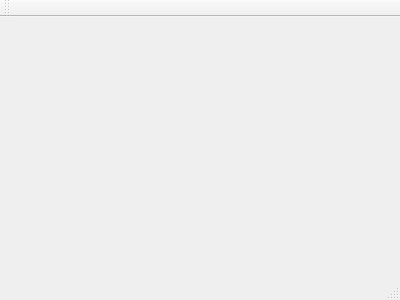
This is QtCode/day02/layouts/mainwindow.ui in lin1470/code_linux as Qt 5 draws it before an edit. The edited form follows.
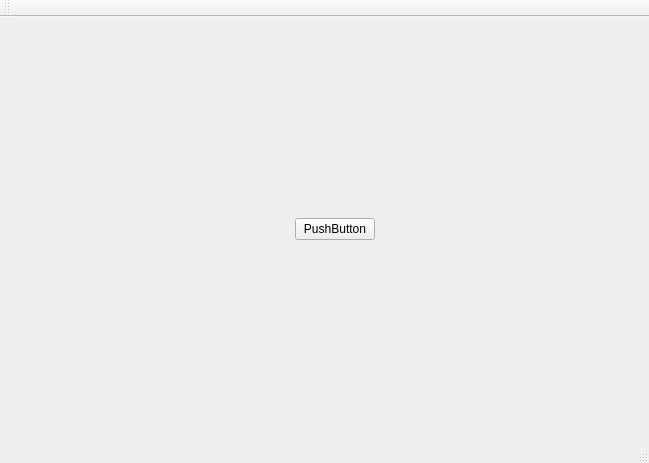
This is the edited form.

What changed in the file:
```diff
--- a/QtCode/day02/layouts/mainwindow.ui
+++ b/QtCode/day02/layouts/mainwindow.ui
@@ -1,24 +1,78 @@
 <ui version="4.0">
  <class>MainWindow</class>
- <widget class="QMainWindow" name="MainWindow" >
-  <property name="geometry" >
+ <widget class="QMainWindow" name="MainWindow">
+  <property name="geometry">
    <rect>
     <x>0</x>
     <y>0</y>
-    <width>400</width>
-    <height>300</height>
+    <width>649</width>
+    <height>463</height>
    </rect>
   </property>
   <property name="windowTitle" >
    <string>MainWindow</string>
   </property>
-  <widget class="QMenuBar" name="menuBar" />
-  <widget class="QToolBar" name="mainToolBar" />
-  <widget class="QWidget" name="centralWidget" />
-  <widget class="QStatusBar" name="statusBar" />
+  <widget class="QWidget" name="centralWidget">
+   <layout class="QHBoxLayout" name="horizontalLayout">
+    <item>
+     <spacer name="horizontalSpacer">
+      <property name="orientation">
+       <enum>Qt::Horizontal</enum>
+      </property>
+      <property name="sizeHint" stdset="0">
+       <size>
+        <width>264</width>
+        <height>20</height>
+       </size>
+      </property>
+     </spacer>
+    </item>
+    <item>
+     <widget class="QPushButton" name="pushButton">
+      <property name="text">
+       <string>PushButton</string>
+      </property>
+     </widget>
+    </item>
+    <item>
+     <spacer name="horizontalSpacer_2">
+      <property name="orientation">
+       <enum>Qt::Horizontal</enum>
+      </property>
+      <property name="sizeType">
+       <enum>QSizePolicy::Fixed</enum>
+      </property>
+      <property name="sizeHint" stdset="0">
+       <size>
+        <width>263</width>
+        <height>20</height>
+       </size>
+      </property>
+     </spacer>
+    </item>
+   </layout>
+  </widget>
+  <widget class="QMenuBar" name="menuBar">
+   <property name="geometry">
+    <rect>
+     <x>0</x>
+     <y>0</y>
+     <width>649</width>
+     <height>22</height>
+    </rect>
+   </property>
+  </widget>
+  <widget class="QToolBar" name="mainToolBar">
+   <attribute name="toolBarArea">
+    <enum>TopToolBarArea</enum>
+   </attribute>
+   <attribute name="toolBarBreak">
+    <bool>false</bool>
+   </attribute>
+  </widget>
+  <widget class="QStatusBar" name="statusBar"/>
  </widget>
- <layoutDefault spacing="6" margin="11" />
- <pixmapfunction></pixmapfunction>
+ <layoutdefault spacing="6" margin="11"/>
  <resources/>
  <connections/>
 </ui>
```
Left out of the diff: 3 changed lines with no effect on the pictures.
